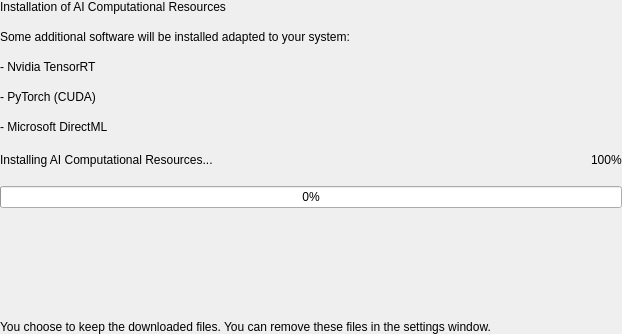
Above: ui/designer/ui_ai_resource_install_widget.ui from herlegon/hinstall-wss-gui before the change. Below: the same form after it.
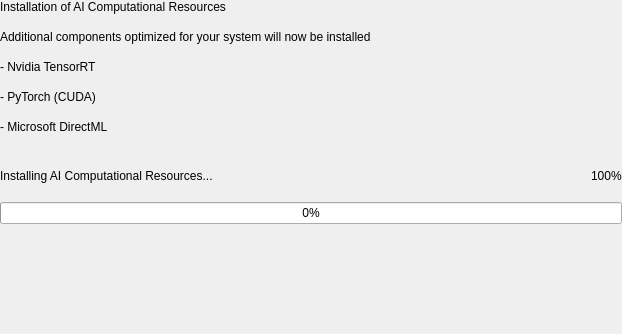
That is the form after the change.

```diff
--- a/ui/designer/ui_ai_resource_install_widget.ui
+++ b/ui/designer/ui_ai_resource_install_widget.ui
@@ -45,7 +45,7 @@
       </size>
      </property>
      <property name="text">
-      <string>Some additional software will be installed adapted to your system:</string>
+      <string>Additional components optimized for your system will now be installed</string>
      </property>
      <property name="wordWrap">
       <bool>true</bool>
@@ -77,6 +77,22 @@
      </item>
     </layout>
    </item>
+   <item>
+    <spacer name="syscap_spacer">
+     <property name="orientation">
+      <enum>Qt::Orientation::Vertical</enum>
+     </property>
+     <property name="sizeType">
+      <enum>QSizePolicy::Policy::Fixed</enum>
+     </property>
+     <property name="sizeHint" stdset="0">
+      <size>
+       <width>543</width>
+       <height>16</height>
+      </size>
+     </property>
+    </spacer>
+   </item>
    <item>
     <layout class="QVBoxLayout" name="progress_layout">
      <item>
@@ -132,22 +148,6 @@
      </property>
     </spacer>
    </item>
-   <item>
-    <widget class="QLabel" name="comment">
-     <property name="maximumSize">
-      <size>
-       <width>16777215</width>
-       <height>48</height>
-      </size>
-     </property>
-     <property name="text">
-      <string>You choose to keep the downloaded files. You can remove these files in the settings window.</string>
-     </property>
-     <property name="wordWrap">
-      <bool>true</bool>
-     </property>
-    </widget>
-   </item>
   </layout>
  </widget>
  <resources/>
```
Left out of the diff: 6 changed lines with no effect on the pictures.
